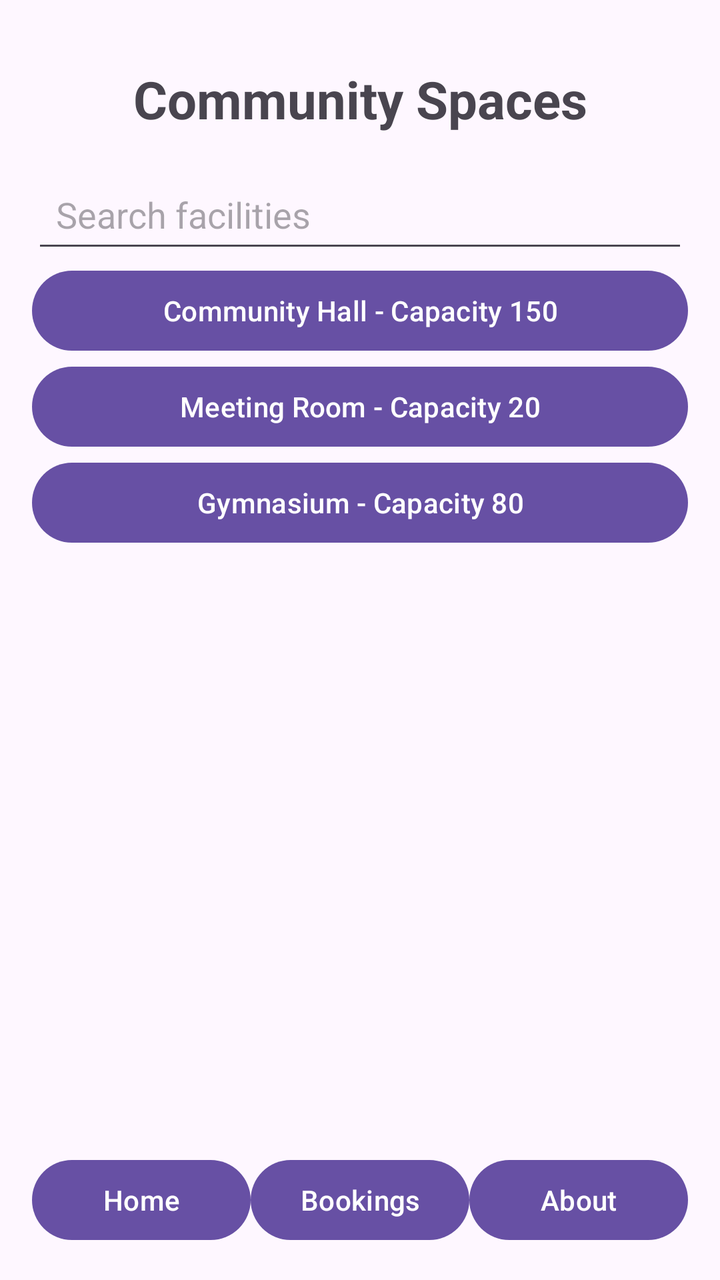
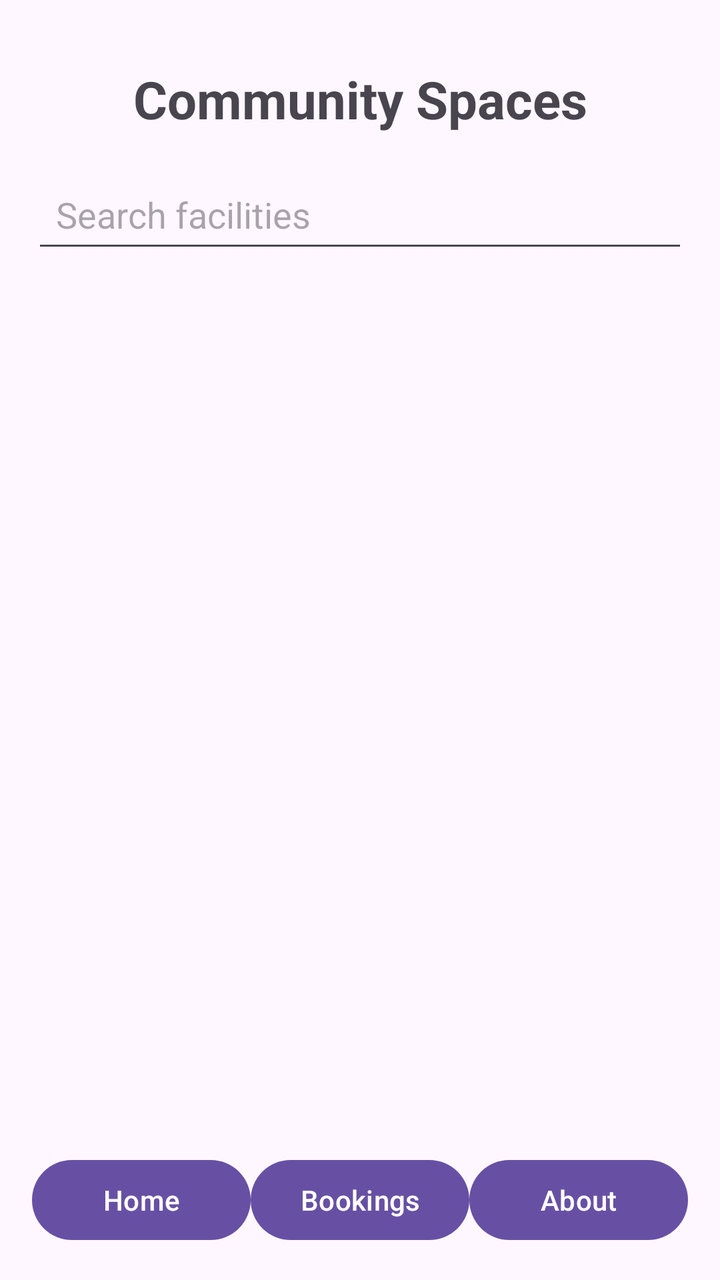

Compare the two renders of this Android layout. The source of the first and the diff that turns it into the second are given below.
<!-- AndroidManifest.xml: application theme Theme.CommunitySpaceBooking -->
<!-- res/layout/activity_main.xml -->
<?xml version="1.0" encoding="utf-8"?>
<LinearLayout
    xmlns:android="http://schemas.android.com/apk/res/android"
    android:layout_width="match_parent"
    android:layout_height="match_parent"
    android:orientation="vertical"
    android:padding="16dp">

    <TextView
        android:layout_width="match_parent"
        android:layout_height="wrap_content"
        android:text="Community Spaces"
        android:textSize="26sp"
        android:textStyle="bold"
        android:gravity="center"
        android:padding="16dp" />

    <EditText
        android:id="@+id/searchFacilities"
        android:layout_width="match_parent"
        android:layout_height="wrap_content"
        android:hint="Search facilities"
        android:inputType="text"
        android:padding="12dp" />

    <Button
        android:id="@+id/btnCommunityHall"
        android:layout_width="match_parent"
        android:layout_height="wrap_content"
        android:text="Community Hall - Capacity 150" />

    <Button
        android:id="@+id/btnMeetingRoom"
        android:layout_width="match_parent"
        android:layout_height="wrap_content"
        android:text="Meeting Room - Capacity 20" />

    <Button
        android:id="@+id/btnGymnasium"
        android:layout_width="match_parent"
        android:layout_height="wrap_content"
        android:text="Gymnasium - Capacity 80" />

    <Space
        android:layout_width="match_parent"
        android:layout_height="0dp"
        android:layout_weight="1" />

    <LinearLayout
        android:layout_width="match_parent"
        android:layout_height="wrap_content"
        android:orientation="horizontal"
        android:gravity="center">

        <Button
            android:id="@+id/btnHome"
            android:layout_width="0dp"
            android:layout_height="wrap_content"
            android:layout_weight="1"
            android:text="Home" />

        <Button
            android:id="@+id/btnBookings"
            android:layout_width="0dp"
            android:layout_height="wrap_content"
            android:layout_weight="1"
            android:text="Bookings" />

        <Button
            android:id="@+id/btnAbout"
            android:layout_width="0dp"
            android:layout_height="wrap_content"
            android:layout_weight="1"
            android:text="About" />

    </LinearLayout>

</LinearLayout>
<!-- resources referenced by this layout -->
<resources>
  <style name="Theme.CommunitySpaceBooking" parent="Base.Theme.CommunitySpaceBooking" />
  <style name="Base.Theme.CommunitySpaceBooking" parent="Theme.Material3.DayNight.NoActionBar">
          
          
      </style>
</resources>

<!-- the commit's change to res/layout/activity_main.xml (unified diff, before → after) -->
@@ -1,6 +1,5 @@
 <?xml version="1.0" encoding="utf-8"?>
-<LinearLayout
-    xmlns:android="http://schemas.android.com/apk/res/android"
+<LinearLayout xmlns:android="http://schemas.android.com/apk/res/android"
     android:layout_width="match_parent"
     android:layout_height="match_parent"
     android:orientation="vertical"
@@ -9,11 +8,11 @@
     <TextView
         android:layout_width="match_parent"
         android:layout_height="wrap_content"
+        android:gravity="center"
+        android:padding="16dp"
         android:text="Community Spaces"
         android:textSize="26sp"
-        android:textStyle="bold"
-        android:gravity="center"
-        android:padding="16dp" />
+        android:textStyle="bold" />
 
     <EditText
         android:id="@+id/searchFacilities"
@@ -23,34 +22,18 @@
         android:inputType="text"
         android:padding="12dp" />
 
-    <Button
-        android:id="@+id/btnCommunityHall"
-        android:layout_width="match_parent"
-        android:layout_height="wrap_content"
-        android:text="Community Hall - Capacity 150" />
-
-    <Button
-        android:id="@+id/btnMeetingRoom"
-        android:layout_width="match_parent"
-        android:layout_height="wrap_content"
-        android:text="Meeting Room - Capacity 20" />
-
-    <Button
-        android:id="@+id/btnGymnasium"
-        android:layout_width="match_parent"
-        android:layout_height="wrap_content"
-        android:text="Gymnasium - Capacity 80" />
-
-    <Space
+    <androidx.recyclerview.widget.RecyclerView
+        android:id="@+id/recyclerFacilities"
         android:layout_width="match_parent"
         android:layout_height="0dp"
-        android:layout_weight="1" />
+        android:layout_weight="1"
+        android:clipToPadding="false"
+        android:paddingTop="12dp" />
 
     <LinearLayout
         android:layout_width="match_parent"
         android:layout_height="wrap_content"
-        android:orientation="horizontal"
-        android:gravity="center">
+        android:orientation="horizontal">
 
         <Button
             android:id="@+id/btnHome"
